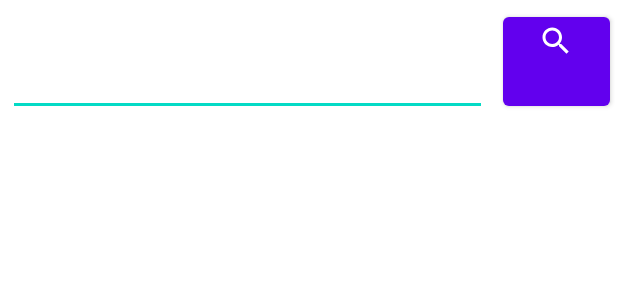
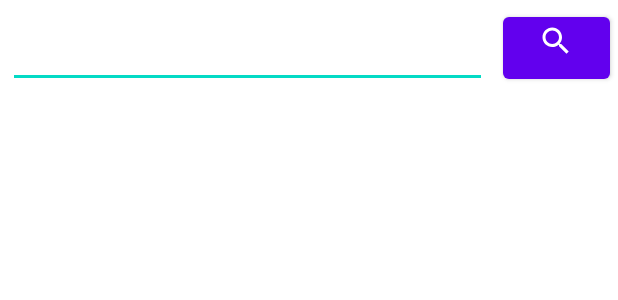
Before and after one commit to yonathan-uchoa/movie-db-t2, an Android app: the layout fragment_filmes.xml on its own in the app's theme, with its tools: preview values and no code run, on a phone screen of 412 x 824 dp. Shown: the top 300 px of the screen. Run offline under Robolectric (Android 15) with nearby library versions, the phone set to English and light mode, and no system bars.

Commit message:
Grid ainda não está funcionando

```diff
--- a/app/src/main/java/com/example/moviedb/MainActivity2.java
+++ b/app/src/main/java/com/example/moviedb/MainActivity2.java
@@ -47,8 +47,6 @@ public class MainActivity2 extends AppCompatActivity {
         NavController navController = Navigation.findNavController(this, R.id.nav_host_fragment_content_main);
         NavigationUI.setupActionBarWithNavController(this, navController, mAppBarConfiguration);
         NavigationUI.setupWithNavController(navigationView, navController);
-
-        //grid_filmes = findViewById(R.id.grid_filmes);
     }
 
     @Override
--- a/app/src/main/java/com/example/moviedb/ui/filmes/FilmesFragment.java
+++ b/app/src/main/java/com/example/moviedb/ui/filmes/FilmesFragment.java
@@ -67,6 +67,10 @@ public class FilmesFragment extends Fragment {
         binding = null;
     }
 
+    public void updateSearch(View view){
+        updateSearch(textSearch.getText().toString());
+    }
+
     public void updateSearch(String query){
         Map<String, String> data = new HashMap<>();
         data.put("api_key", "bb0e5cab69c4b3502ab1a75cd9c7f371");
--- a/app/src/main/res/layout/fragment_filmes.xml
+++ b/app/src/main/res/layout/fragment_filmes.xml
@@ -13,8 +13,7 @@
 
         <LinearLayout
             android:layout_width="match_parent"
-            android:layout_height="match_parent"
-            android:layout_weight="0.9"
+            android:layout_height="?attr/listPreferredItemHeight"
             android:orientation="horizontal">
 
             <EditText
@@ -34,15 +33,17 @@
                 android:layout_height="wrap_content"
                 android:layout_margin="5dp"
                 android:layout_weight="0.8"
-                android:drawableTop="@drawable/ic_baseline_search_24" />
+                android:clickable="false"
+                android:onClick="updateSearch"
+                app:icon="@drawable/ic_baseline_search_24"
+                app:iconGravity="top" />
 
         </LinearLayout>
 
         <GridView
             android:id="@+id/grid_filmes"
             android:layout_width="match_parent"
-            android:layout_height="match_parent"
-            android:layout_weight="0.1"
+            android:layout_height="wrap_content"
             android:numColumns="auto_fit"
             android:visibility="visible" />
     </LinearLayout>
```
